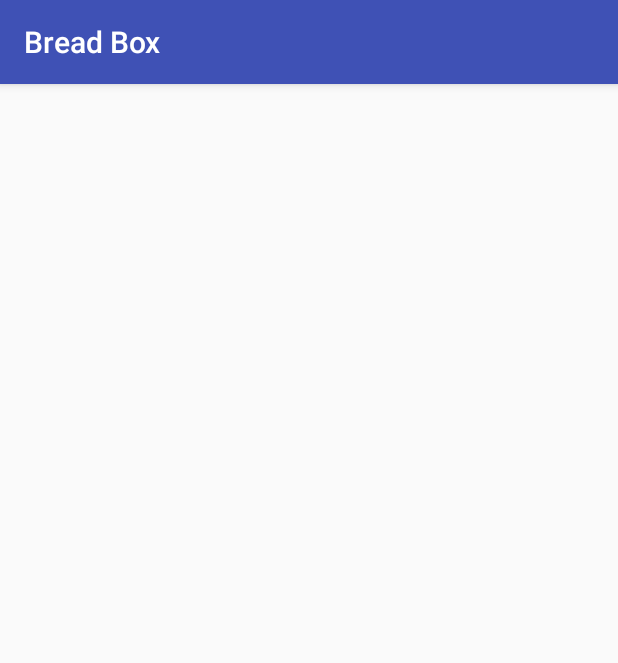
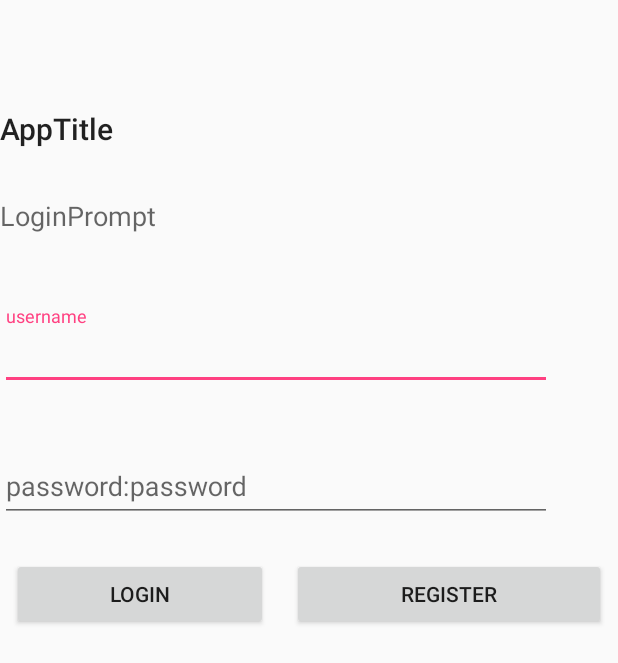
Before and after one commit to james-a-johnson-zz/BreadBox, an Android app: the screen it shows after launch (MainActivity before the commit, LoginActivity after it), on a phone screen of 412 x 824 dp. Shown: the top 663 px of the screen. Run offline under Robolectric (Android 15) with nearby library versions, the phone set to English and light mode, and no system bars.

```diff
--- a/app/src/main/res/layout/activity_login.xml
+++ b/app/src/main/res/layout/activity_login.xml
@@ -33,15 +33,17 @@
         android:id="@+id/textInputLayout"
         android:layout_width="368dp"
         android:layout_height="wrap_content"
-        tools:layout_editor_absoluteX="8dp"
-        tools:layout_editor_absoluteY="199dp">
+        android:layout_marginTop="48dp"
+        app:layout_constraintTop_toBottomOf="@+id/textView5"
+        tools:layout_editor_absoluteX="8dp">
 
         <android.support.design.widget.TextInputEditText
             android:id="@+id/UsernameField"
             android:layout_width="match_parent"
             android:layout_height="match_parent"
+            android:contentDescription="username"
             android:hint="username"
-            android:inputType="text|textPassword" />
+            android:inputType="text" />
     </android.support.design.widget.TextInputLayout>
 
     <android.support.design.widget.TextInputLayout
```
Also changed, not shown: app/src/main/AndroidManifest.xml (+8 -7 lines), app/src/main/java/spacepirates/breadbox/LoginActivity.java (+10 -2 lines).
